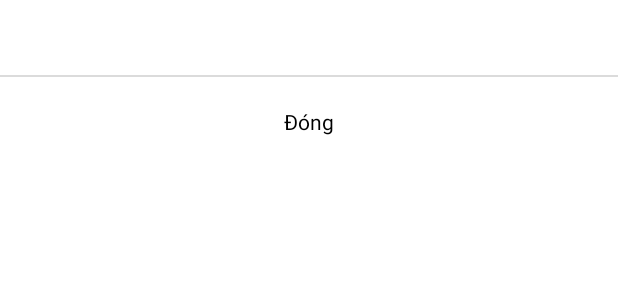
After one commit to at-thanbt/travelapp, an Android app: the layout layout_message_dialog.xml on its own in the app's theme, with its tools: preview values and no code run, on a phone screen of 412 x 824 dp. The commit adds this screen. Shown: the top 300 px of the screen. Run offline under Robolectric (Android 15) with nearby library versions, the phone set to English and light mode, and no system bars.

Commit message:
Add Message dialog

```diff
--- a/app/build.gradle
+++ b/app/build.gradle
@@ -37,10 +37,11 @@ dependencies {
 
     compile 'com.android.support:multidex:1.0.1'
     //google map
-    compile 'com.google.android.gms:play-services-maps:10.0.1'
-    compile 'com.google.android.gms:play-services-location:10.0.1'
+    compile 'com.google.android.gms:play-services-maps:10.2.4'
+    compile 'com.google.android.gms:play-services-location:10.2.4'
 
     compile 'com.android.support:design:25.3.1'
     compile 'com.github.vipulasri:timelineview:1.0.5'
+    provided "org.projectlombok:lombok:1.12.6"
 
 }
--- a/app/src/main/AndroidManifest.xml
+++ b/app/src/main/AndroidManifest.xml
@@ -12,6 +12,7 @@
         android:allowBackup="true"
         android:icon="@mipmap/ic_launcher"
         android:label="@string/app_name"
+        android:largeHeap="true"
         android:supportsRtl="true"
         android:theme="@style/AppTheme">
 
--- /dev/null
+++ b/app/src/main/res/layout/layout_message_dialog.xml
@@ -0,0 +1,26 @@
+<?xml version="1.0" encoding="utf-8"?>
+<LinearLayout xmlns:android="http://schemas.android.com/apk/res/android"
+    android:layout_width="match_parent"
+    android:layout_height="match_parent"
+    android:background="@android:color/white"
+    android:orientation="vertical">
+
+    <TextView
+        android:id="@+id/tvContent"
+        android:layout_width="match_parent"
+        android:layout_height="wrap_content"
+        android:gravity="center"
+        android:padding="15dp"
+        android:textColor="@android:color/black" />
+
+    <View style="@style/ViewLine" />
+
+    <TextView
+        android:id="@+id/btnClose"
+        android:layout_width="match_parent"
+        android:layout_height="wrap_content"
+        android:gravity="center_horizontal"
+        android:padding="20dp"
+        android:text="@string/button_close_text"
+        android:textColor="@android:color/black" />
+</LinearLayout>
--- a/app/src/main/res/values/strings.xml
+++ b/app/src/main/res/values/strings.xml
@@ -14,4 +14,6 @@
     <string name="textview_btn_ok">OK</string>
 
     <string name="URL_BASE">https://travelapp-4961a.firebaseio.com/</string>
+    <string name="button_close_text">Đóng</string>
+    <string name="username_or_password_invalid">Sai tên đăng nhập hoặc mật khẩu</string>
 </resources>
--- a/app/src/main/res/values/styles.xml
+++ b/app/src/main/res/values/styles.xml
@@ -8,4 +8,9 @@
         <item name="colorAccent">@color/colorAccent</item>
     </style>
 
+    <style name="ViewLine">
+        <item name="android:layout_width">match_parent</item>
+        <item name="android:layout_height">1dp</item>
+        <item name="android:background">#dbdbdb</item>
+    </style>
 </resources>
```
Also changed, not shown: app/src/main/java/com/example/asiantech/travelapp/activities/BaseActivity.java (added, +19 -0 lines), app/src/main/java/com/example/asiantech/travelapp/activities/LoginTourGuideActivity.java (+7 -8 lines), app/src/main/java/com/example/asiantech/travelapp/activities/dialog/CustomMessageDialog.java (added, +61 -0 lines), app/src/main/res/layout/activity_splash.xml (+8 -7 lines), app/src/main/res/drawable-xxxhdpi/splash.png (renamed from app/src/main/res/drawable/splash.png).
